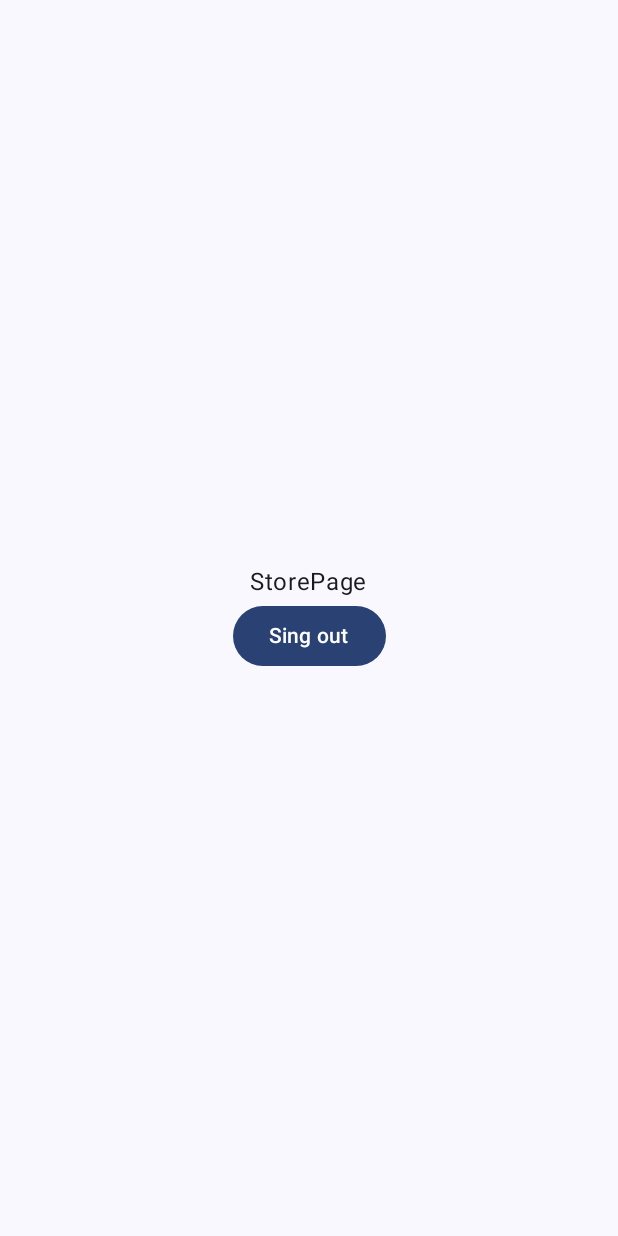
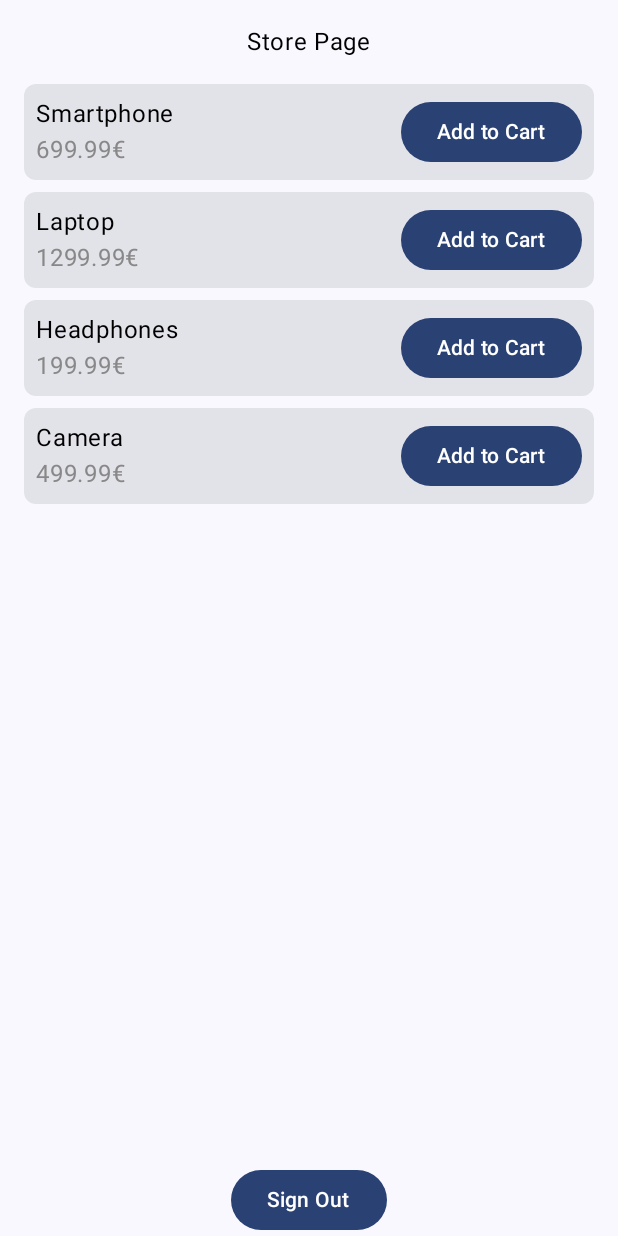
Before and after one commit to alexOnGit-Hub/AplikacijaEMP, an Android app built with Jetpack Compose: the StorePage screen opened through its navigation route, on a phone screen of 412 x 824 dp. Run offline under Robolectric (Android 15) with nearby library versions, the phone set to English and light mode, and no system bars; our stand-ins replace Firebase (no records; nobody signed in at launch, a user with empty details on screens opened directly), livedata-compose.

Commit message:
Initial commit

```diff
--- a/app/build.gradle.kts
+++ b/app/build.gradle.kts
@@ -51,7 +51,6 @@ android {
 }
 
 dependencies {
-
     implementation(libs.androidx.core.ktx)
     implementation(libs.androidx.lifecycle.runtime.ktx)
     implementation(libs.androidx.activity.compose)
--- a/app/src/main/java/com/example/aplikacijaemp/pages/LoginPage.kt
+++ b/app/src/main/java/com/example/aplikacijaemp/pages/LoginPage.kt
@@ -10,9 +10,7 @@ import androidx.compose.foundation.layout.width
 import androidx.compose.material3.Button
 import androidx.compose.material3.Icon
 import androidx.compose.material3.IconButton
-import androidx.compose.material3.OutlinedCard
 import androidx.compose.material3.OutlinedTextField
-import androidx.compose.material3.OutlinedTextFieldDefaults
 import androidx.compose.material3.Text
 import androidx.compose.runtime.Composable
 import androidx.compose.runtime.LaunchedEffect
@@ -58,6 +56,8 @@ fun LoginPage(modifier: Modifier = Modifier, navController: NavController, authV
 
     val authState = authViewModel.authState.observeAsState()
     val context = LocalContext.current
+
+
 
     LaunchedEffect(authState.value) {
         when(authState.value){
--- a/app/src/main/java/com/example/aplikacijaemp/pages/StorePage.kt
+++ b/app/src/main/java/com/example/aplikacijaemp/pages/StorePage.kt
@@ -2,40 +2,139 @@ package com.example.aplikacijaemp.pages
 
 import androidx.compose.foundation.layout.Arrangement
 import androidx.compose.foundation.layout.Column
+import androidx.compose.foundation.layout.Row
+import androidx.compose.foundation.layout.Spacer
 import androidx.compose.foundation.layout.fillMaxSize
+import androidx.compose.foundation.layout.fillMaxWidth
+import androidx.compose.foundation.layout.height
+import androidx.compose.foundation.layout.padding
+import androidx.compose.foundation.lazy.LazyColumn
+import androidx.compose.foundation.lazy.items
 import androidx.compose.material3.Button
+import androidx.compose.material3.Card
 import androidx.compose.material3.Text
 import androidx.compose.runtime.Composable
-import androidx.compose.runtime.LaunchedEffect
 import androidx.compose.runtime.livedata.observeAsState
+import androidx.compose.runtime.mutableStateListOf
+import androidx.compose.runtime.remember
 import androidx.compose.ui.Alignment
 import androidx.compose.ui.Modifier
+import androidx.compose.ui.graphics.Color
+import androidx.compose.ui.tooling.preview.Preview
+import androidx.compose.ui.unit.dp
 import androidx.navigation.NavController
-import com.example.aplikacijaemp.AuthState
+import androidx.navigation.compose.rememberNavController
 import com.example.aplikacijaemp.AuthViewModel
 
+
+data class StoreItem(
+    val id: Int,
+    val name: String,
+    val price: Double
+)
+
+
+//@Composable
+//fun StorePage(modifier: Modifier = Modifier, navController: NavController, authViewModel: AuthViewModel) {
+//    val authState = authViewModel.authState.observeAsState()
+
 @Composable
-fun StorePage(modifier: Modifier = Modifier, navController: NavController, authViewModel: AuthViewModel) {
+fun StorePage(
+    modifier: Modifier = Modifier, navController: NavController, authViewModel: AuthViewModel ){
     val authState = authViewModel.authState.observeAsState()
 
-    LaunchedEffect(authState.value) {
-        when(authState.value){
-            is AuthState.Unauthenticated -> navController.navigate("login")
-            else -> Unit
-        }
-    }
+
+    val sampleItems = listOf(
+        StoreItem(1, "Smartphone", 699.99),
+        StoreItem(2, "Laptop", 1299.99),
+        StoreItem(3, "Headphones", 199.99),
+        StoreItem(4, "Camera", 499.99)
+    )
+
+    val cart = remember { mutableStateListOf<StoreItem>() }
 
     Column(
         modifier.fillMaxSize(),
-        verticalArrangement = Arrangement.Center,
+        verticalArrangement = Arrangement.Top,
         horizontalAlignment = Alignment.CenterHorizontally,
     ) {
-        Text(text = "StorePage")
+        Text(
+            text = "Store Page",
+            modifier = Modifier.padding(16.dp),
+            color = Color.Black
+        )
+
+        LazyColumn(
+            modifier = Modifier.weight(1f).fillMaxWidth(),
+            verticalArrangement = Arrangement.spacedBy(8.dp)
+        ) {
+            items(sampleItems) { item ->
+                StoreItemCard(item = item, onAddToCartClick = { addedItem ->
+                    cart.add(addedItem)
+                })
+            }
+        }
+
+        Spacer(modifier = Modifier.height(16.dp))
 
         Button(onClick = {
             authViewModel.signout()
         }) {
-            Text(text = "Sing out")
+            Text(text = "Sign Out")
         }
     }
 }
+
+@Composable
+fun StoreItemCard(item: StoreItem, onAddToCartClick: (StoreItem) -> Unit) {
+    Card(
+        modifier = Modifier
+            .fillMaxWidth()
+            .padding(horizontal = 16.dp),
+        shape = androidx.compose.foundation.shape.RoundedCornerShape(8.dp),
+
+    ) {
+        Row(
+            modifier = Modifier.padding(8.dp),
+            verticalAlignment = Alignment.CenterVertically
+        ) {
+            Column(modifier = Modifier.weight(1f)) {
+                Text(text = item.name, color = Color.Black)
+                Text(text = "${item.price}€", color = Color.Gray)
+            }
+
+            Button(onClick = { onAddToCartClick(item) }) {
+                Text(text = "Add to Cart")
+            }
+        }
+    }
+}
+
+@Preview(showBackground = true)
+@Composable
+fun PreviewStorePage() {
+    val authViewModel = AuthViewModel()
+    val navController = rememberNavController()
+
+    StorePage(modifier = Modifier, navController = navController, authViewModel = authViewModel)
+}
+
+//@Composable
+//fun StorePage(modifier: Modifier = Modifier, navController: NavController, authViewModel: AuthViewModel) {
+//    val authState = authViewModel.authState.observeAsState()
+//
+//
+//    Column(
+//        modifier.fillMaxSize(),
+//        verticalArrangement = Arrangement.Center,
+//        horizontalAlignment = Alignment.CenterHorizontally,
+//    ) {
+//        Text(text = "StorePage")
+//
+//        Button(onClick = {
+//            authViewModel.signout()
+//        }) {
+//            Text(text = "Sing out")
+//        }
+//    }
+//}
```
